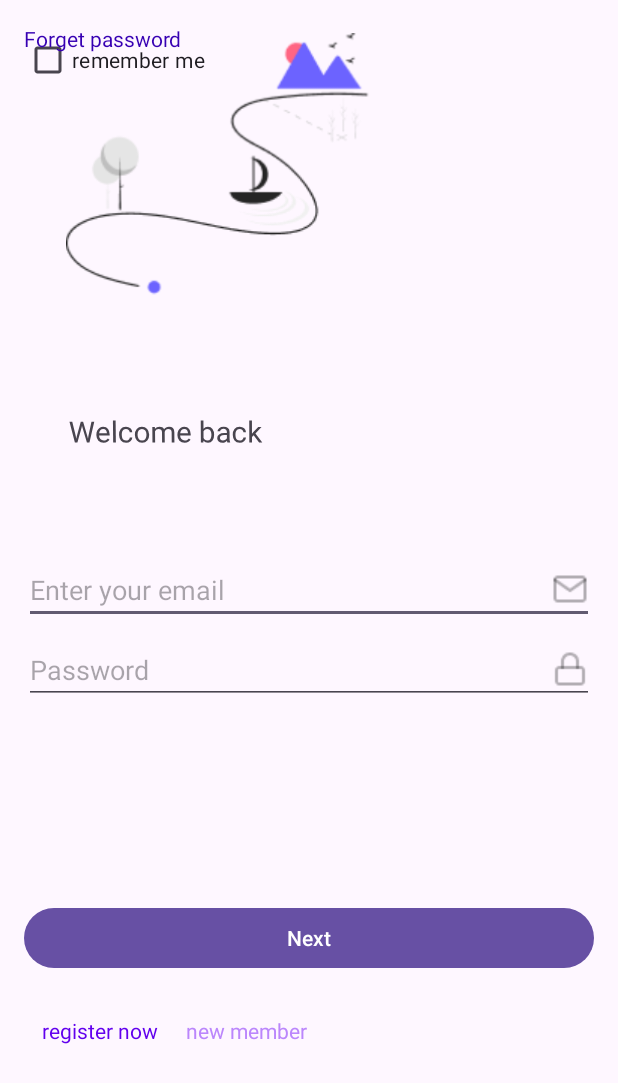
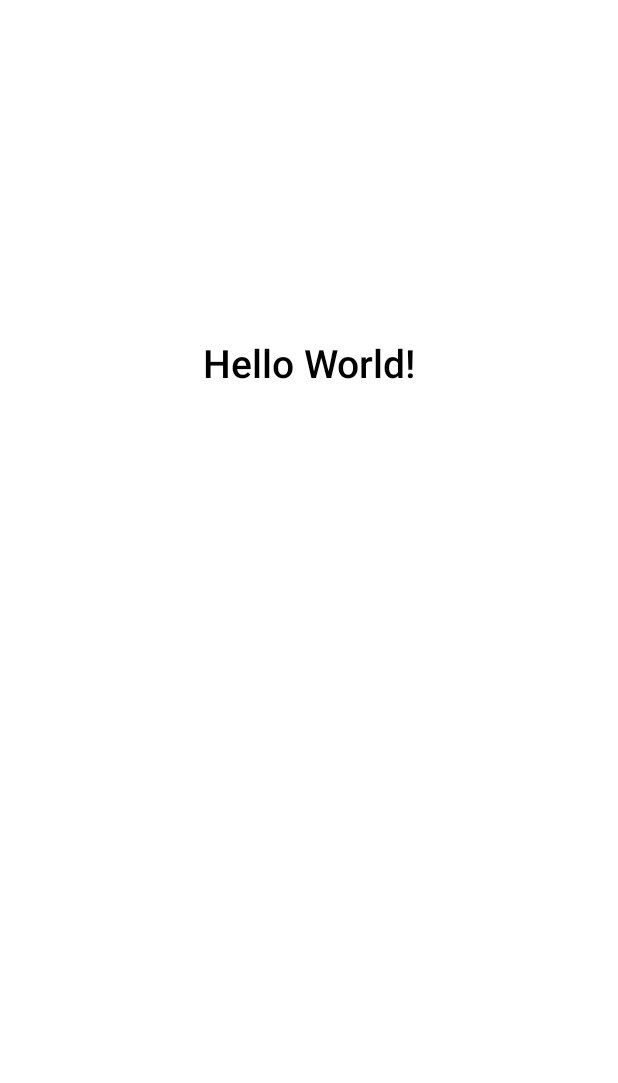
Before and after one commit to Turabek07/Mobile_Applications, an Android app: the layout activity_main.xml on its own in the app's theme, with its tools: preview values and no code run, on a phone screen of 412 x 824 dp. Shown: the top 1083 px of the screen. Run offline under Robolectric (Android 15) with nearby library versions, the phone set to English and light mode, and no system bars.

Commit message:
initial commit

```diff
--- a/app/src/main/res/layout/activity_main.xml
+++ b/app/src/main/res/layout/activity_main.xml
@@ -2,99 +2,21 @@
 <androidx.constraintlayout.widget.ConstraintLayout xmlns:android="http://schemas.android.com/apk/res/android"
     xmlns:app="http://schemas.android.com/apk/res-auto"
     xmlns:tools="http://schemas.android.com/tools"
+    android:id="@+id/constraintLayout"
     android:layout_width="match_parent"
     android:layout_height="match_parent"
-    android:padding="16dp">
+    android:background="@color/white"
+    tools:context=".MainActivity">
 
     <TextView
-        android:id="@+id/loginTitle"
+        android:id="@+id/tvHelloWorld"
+        style="@style/WelcomeText"
         android:layout_width="wrap_content"
         android:layout_height="wrap_content"
-        android:layout_marginStart="28dp"
-        android:layout_marginTop="8dp"
-        android:rotationX="-2"
-        android:text="@string/welcome_back"
-        android:textSize="20sp"
-        app:drawableTopCompat="@drawable/coffe_img"
-        app:layout_constraintStart_toStartOf="parent"
-        app:layout_constraintTop_toTopOf="parent" />
-
-    <EditText
-        android:id="@+id/loginEmail"
-        android:layout_width="0dp"
-        android:layout_height="wrap_content"
-        android:layout_marginTop="68dp"
-        android:autofillHints=""
-        android:drawableEnd="@drawable/mail"
-        android:hint="@string/enter_your_email"
-        android:inputType="textEmailAddress"
+        android:layout_marginTop="-600dp"
+        android:text="Hello World!"
         app:layout_constraintEnd_toEndOf="parent"
         app:layout_constraintStart_toStartOf="parent"
-        app:layout_constraintTop_toBottomOf="@id/loginTitle" />
+        app:layout_constraintTop_toBottomOf="parent" />
 
-    <EditText
-        android:id="@+id/loginPassword"
-        android:layout_width="0dp"
-        android:layout_height="wrap_content"
-        android:layout_marginTop="8dp"
-        android:autofillHints=""
-        android:drawableEnd="@drawable/lock"
-        android:hint="@string/password"
-        android:inputType="textPassword"
-        app:layout_constraintEnd_toEndOf="parent"
-        app:layout_constraintHorizontal_bias="0.781"
-        app:layout_constraintStart_toStartOf="parent"
-        app:layout_constraintTop_toBottomOf="@id/loginEmail" />
-
-    <Button
-        android:id="@+id/btnLogin"
-        android:layout_width="0dp"
-        android:layout_height="wrap_content"
-        android:layout_marginTop="132dp"
-        android:text="@string/next"
-        app:layout_constraintEnd_toEndOf="parent"
-        app:layout_constraintHorizontal_bias="0.0"
-        app:layout_constraintStart_toStartOf="parent"
-        app:layout_constraintTop_toBottomOf="@id/loginPassword" />
-
-    <TextView
-        android:id="@+id/switchToRegister"
-        android:layout_width="wrap_content"
-        android:layout_height="wrap_content"
-        android:layout_marginStart="12dp"
-        android:layout_marginTop="28dp"
-        android:text="@string/register_now"
-        android:textColor="@color/purple_500"
-        app:layout_constraintStart_toStartOf="parent"
-        app:layout_constraintTop_toBottomOf="@id/btnLogin" />
-
-    <TextView
-        android:id="@+id/switchToNewMember"
-        android:layout_width="wrap_content"
-        android:layout_height="wrap_content"
-        android:layout_marginStart="108dp"
-        android:layout_marginTop="28dp"
-        android:text="@string/new_member"
-        android:textColor="@color/purple_200"
-        app:layout_constraintStart_toStartOf="parent"
-        app:layout_constraintTop_toBottomOf="@id/btnLogin" />
-
-    <CheckBox
-        android:id="@+id/checkBox"
-        android:layout_width="wrap_content"
-        android:layout_height="wrap_content"
-        android:text="@string/remember_me"
-        tools:layout_editor_absoluteX="0dp"
-        tools:layout_editor_absoluteY="461dp"
-        tools:ignore="MissingConstraints" />
-
-    <TextView
-        android:id="@+id/textView"
-        android:layout_width="wrap_content"
-        android:layout_height="wrap_content"
-        android:text="@string/forget_password"
-        android:textColor="@color/purple_700"
-        tools:layout_editor_absoluteX="271dp"
-        tools:layout_editor_absoluteY="477dp"
-        tools:ignore="MissingConstraints" />
 </androidx.constraintlayout.widget.ConstraintLayout>
--- a/gradle/libs.versions.toml
+++ b/gradle/libs.versions.toml
@@ -1,5 +1,5 @@
 [versions]
-agp = "8.8.0-alpha09"
+agp = "8.9.0-alpha04"
 kotlin = "1.9.24"
 coreKtx = "1.10.1"
 junit = "4.13.2"
```
Also changed, not shown: app/src/main/AndroidManifest.xml (+8 -1 lines), app/src/main/java/com/example/assignment_3/CredentialsManager.kt (+65 -18 lines), app/src/main/java/com/example/assignment_3/MainActivity.kt (+12 -15 lines), app/src/main/res/values/styles.xml (added, +50 -0 lines), gradle/wrapper/gradle-wrapper.properties, 2 other files.
